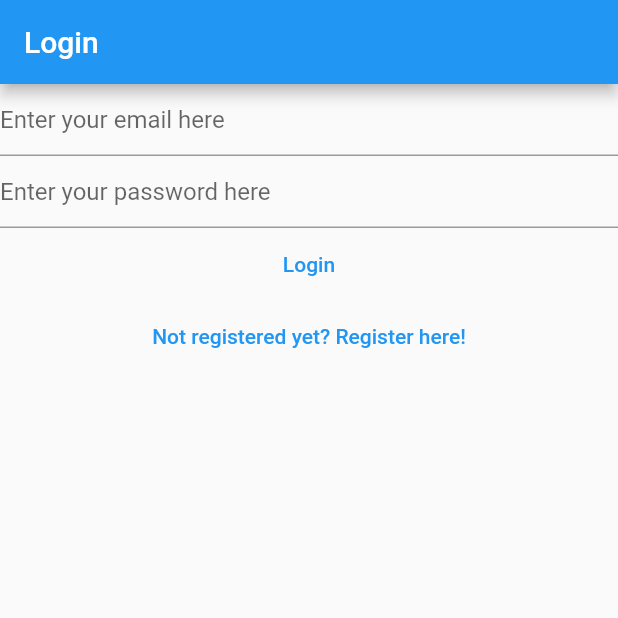
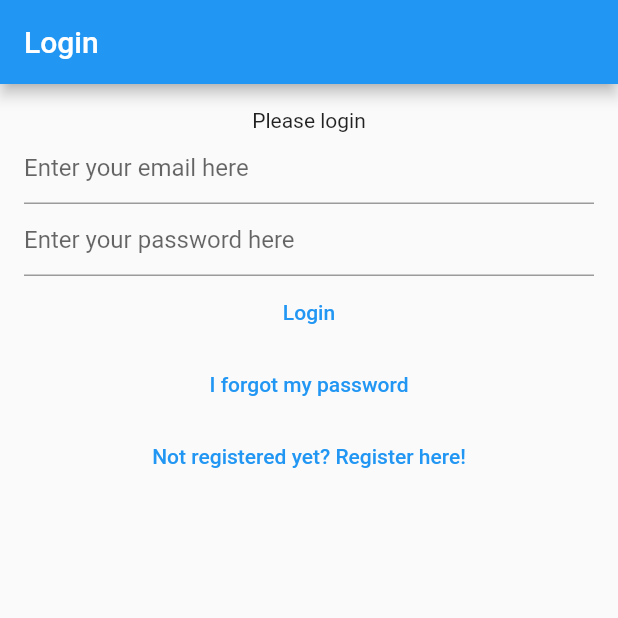
Before and after one commit to vergl/mynotes, a Flutter app: the screen it shows after launch, on a phone screen of 412 x 824 dp, the top half of it. Run offline on Flutter 3.47's test engine with Material 2 defaults, Android fonts, the phone set to English and light mode, and no system bars; our stand-ins replace bloc, cloud_firestore, equatable, firebase_auth, firebase_core, flutter_bloc and 1 more; accounts and stored records are empty.

Commit message:
some enhancements

```diff
--- a/lib/main.dart
+++ b/lib/main.dart
@@ -5,6 +5,7 @@ import 'package:mynotes/services/auth/bloc/auth_bloc.dart';
 import 'package:mynotes/services/auth/bloc/auth_event.dart';
 import 'package:mynotes/services/auth/bloc/auth_state.dart';
 import 'package:mynotes/services/auth/firebase_auth_provider.dart';
+import 'package:mynotes/views/forgot_password_view.dart';
 import 'package:mynotes/views/login_view.dart';
 import 'package:mynotes/views/notes/create_update_note_view.dart';
 import 'package:mynotes/views/notes/notes_view.dart';
@@ -58,6 +59,8 @@ class HomePage extends StatelessWidget {
           return const LoginView();
         } else if (state is AuthStateRegistering) {
           return const RegisterView();
+        } else if (state is AuthStateForgotPassword) {
+          return const ForgotPasswordView();
         } else {
           return const Scaffold(
             body: CircularProgressIndicator(),
--- a/lib/services/auth/auth_provider.dart
+++ b/lib/services/auth/auth_provider.dart
@@ -18,4 +18,6 @@ abstract class AuthProvider {
   Future<void> logOut();
 
   Future<void> sendEmailVerification();
+
+  Future<void> sendPasswordReset({required String toEmail});
 }
--- a/lib/services/auth/auth_service.dart
+++ b/lib/services/auth/auth_service.dart
@@ -30,7 +30,7 @@ class AuthService implements AuthProvider {
     required String password,
   }) =>
       provider.logIn(
-        email:  email,
+        email: email,
         password: password,
       );
 
@@ -39,4 +39,8 @@ class AuthService implements AuthProvider {
 
   @override
   Future<void> sendEmailVerification() => provider.sendEmailVerification();
+
+  @override
+  Future<void> sendPasswordReset({required String toEmail}) =>
+      provider.sendPasswordReset(toEmail: toEmail);
 }
--- a/lib/services/auth/bloc/auth_event.dart
+++ b/lib/services/auth/bloc/auth_event.dart
@@ -31,6 +31,11 @@ class AuthEventShouldRegister extends AuthEvent {
   const AuthEventShouldRegister();
 }
 
+class AuthEventForgotPassword extends AuthEvent {
+  final String? email;
+  const AuthEventForgotPassword(this.email);
+}
+
 class AuthEventLogOut extends AuthEvent {
   const AuthEventLogOut();
 }
--- a/lib/services/auth/bloc/auth_state.dart
+++ b/lib/services/auth/bloc/auth_state.dart
@@ -23,6 +23,17 @@ class AuthStateRegistering extends AuthState {
       : super(isLoading: isLoading);
 }
 
+class AuthStateForgotPassword extends AuthState {
+  final Exception? exception;
+  final bool hasSentEmail;
+
+  const AuthStateForgotPassword({
+    required this.exception,
+    required this.hasSentEmail,
+    required bool isLoading,
+  }) : super(isLoading: isLoading);
+}
+
 class AuthStateLoggedIn extends AuthState {
   final AuthUser user;
   const AuthStateLoggedIn({required this.user, required bool isLoading})
--- /dev/null
+++ b/lib/utilities/dialogs/password_reset_email_sent_dialog.dart
@@ -0,0 +1,13 @@
+import 'package:flutter/material.dart';
+import 'package:mynotes/utilities/dialogs/generic_dialog.dart';
+
+Future<void> showPasswordResetEmailSentDialog(BuildContext context) {
+  return showGenericDialog<void>(
+      context: context,
+      title: 'Password reset',
+      content:
+          'We have now sent you a password reset link. Please check your email for more information',
+      optionsBuilder: () => {
+            'OK': null,
+          });
+}
--- a/lib/views/login_view.dart
+++ b/lib/views/login_view.dart
@@ -49,8 +49,11 @@ class _LoginViewState extends State<LoginView> {
         appBar: AppBar(
           title: const Text('Login'),
         ),
-        body: Column(
+        body: Padding(
+          padding: const EdgeInsets.all(16.0),
+          child: Column(
             children: [
+              const Text('Please login'),
               TextField(
                 controller: _email,
                 enableSuggestions: false,
@@ -85,6 +88,14 @@ class _LoginViewState extends State<LoginView> {
               TextButton(
                 onPressed: () {
                   context.read<AuthBloc>().add(
+                        const AuthEventForgotPassword(null),
+                      );
+                },
+                child: const Text('I forgot my password'),
+              ),
+              TextButton(
+                onPressed: () {
+                  context.read<AuthBloc>().add(
                         const AuthEventShouldRegister(),
                       );
                 },
@@ -93,6 +104,7 @@ class _LoginViewState extends State<LoginView> {
             ],
           ),
         ),
+      ),
     );
   }
 }
```
Also changed, not shown: lib/services/auth/bloc/auth_bloc.dart (+43 -0 lines), lib/services/auth/firebase_auth_provider.dart (+18 -1 lines), lib/views/forgot_password_view.dart (added, +86 -0 lines), lib/views/register_view.dart (+7 -1 lines), 1 other file. Lines whose indentation alone changed are shown as unchanged.
